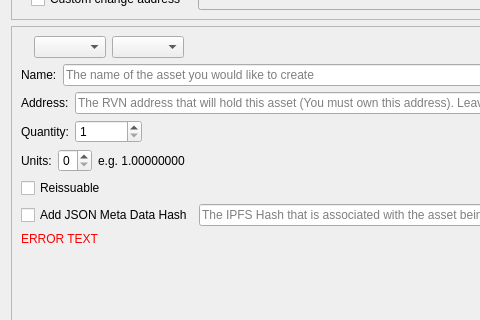
This is src/qt/forms/createassetdialog.ui in RavenProject/Ravencoin as Qt 5 draws it before an edit; both pictures show x 0 to 480 and y 165 to 485 of the 930 by 875 pixel window. The edited form follows.
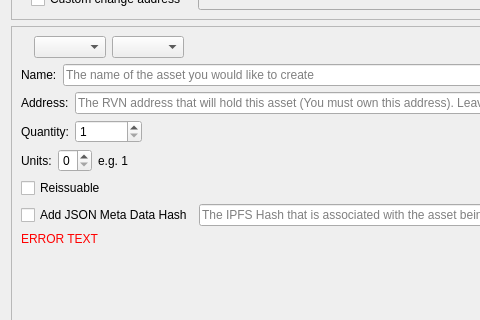
This is the edited form. Custom widgets are drawn as their Qt base class.

Commit message: Make units default to 0 on create asset in the GUI

Diff of the .ui file:
```diff
--- a/src/qt/forms/createassetdialog.ui
+++ b/src/qt/forms/createassetdialog.ui
@@ -745,7 +745,7 @@
           <item>
            <widget class="QLabel" name="unitExampleLabel">
             <property name="text">
-             <string>e.g. 1.00000000</string>
+             <string>e.g. 1</string>
             </property>
            </widget>
           </item>
```
The commit also changes 1 other file.
